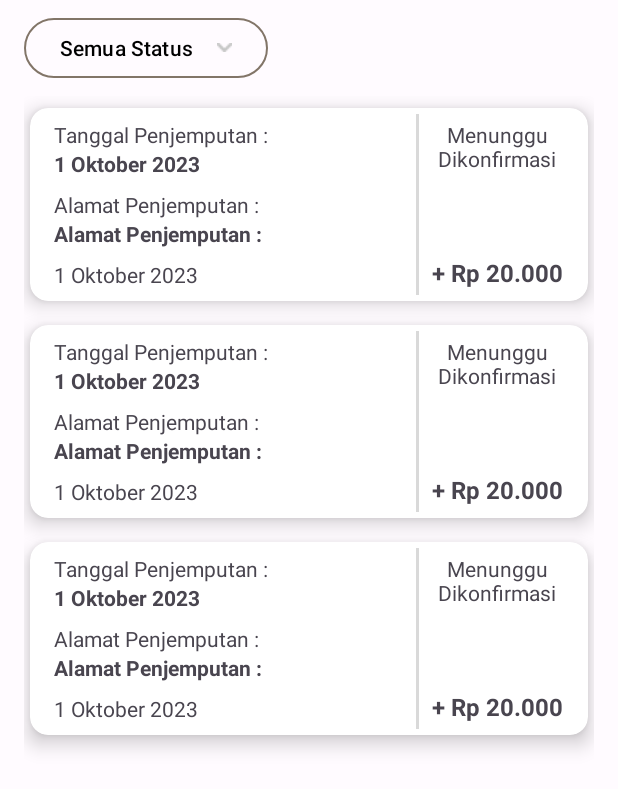
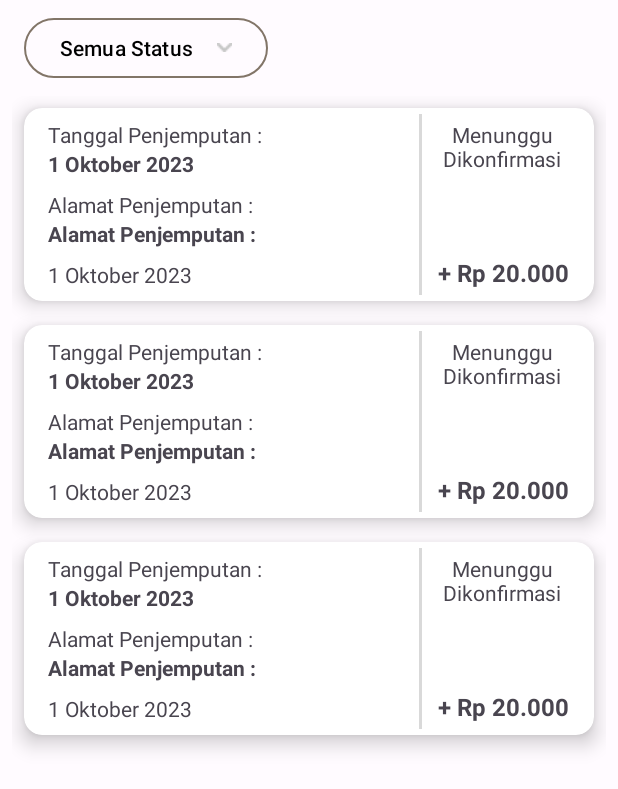
Before and after one commit to ddenfi/CP-ME-2-BengkelSampah, an Android app: the layout activity_history.xml on its own in the app's theme, with its tools: preview values and no code run, on a phone screen of 412 x 824 dp. Shown: the top 789 px of the screen. Run offline under Robolectric (Android 15) with nearby library versions, the light colour scheme and no system bars.

Commit message:
fix(history): change margin and some view's id

```diff
--- a/app/src/main/res/layout/activity_history.xml
+++ b/app/src/main/res/layout/activity_history.xml
@@ -24,9 +24,9 @@
         android:id="@+id/rv_history"
         android:layout_width="0dp"
         android:layout_height="0dp"
-        android:layout_marginStart="16dp"
+        android:layout_marginStart="8dp"
         android:layout_marginTop="8dp"
-        android:layout_marginEnd="16dp"
+        android:layout_marginEnd="8dp"
         android:layout_marginBottom="16dp"
         app:layout_constraintBottom_toBottomOf="parent"
         app:layout_constraintEnd_toEndOf="parent"
--- a/app/src/main/res/layout/item_history.xml
+++ b/app/src/main/res/layout/item_history.xml
@@ -4,9 +4,9 @@
     xmlns:tools="http://schemas.android.com/tools"
     android:layout_width="match_parent"
     android:layout_height="wrap_content"
-    android:layout_marginLeft="4dp"
+    android:layout_marginLeft="8dp"
     android:layout_marginTop="8dp"
-    android:layout_marginRight="4dp"
+    android:layout_marginRight="8dp"
     android:layout_marginBottom="8dp"
     app:cardCornerRadius="12dp"
     app:cardElevation="8dp">
@@ -26,27 +26,25 @@
             android:padding="8dp">
 
             <TextView
-                android:id="@+id/tv_pick_up_date"
                 android:layout_width="wrap_content"
                 android:layout_height="wrap_content"
                 android:text="@string/pick_up_date" />
 
             <TextView
-                android:id="@+id/tv_pick_up_date_value"
+                android:id="@+id/tv_pick_up_date"
                 android:layout_width="wrap_content"
                 android:layout_height="wrap_content"
                 android:textStyle="bold"
                 tools:text="@string/date" />
 
             <TextView
-                android:id="@+id/tv_pick_up_address"
                 android:layout_width="wrap_content"
                 android:layout_height="wrap_content"
                 android:layout_marginTop="8dp"
                 android:text="@string/pick_up_address" />
 
             <TextView
-                android:id="@+id/tv_pick_up_address_value"
+                android:id="@+id/tv_pick_up_address"
                 android:layout_width="wrap_content"
                 android:layout_height="wrap_content"
                 android:textStyle="bold"
```
